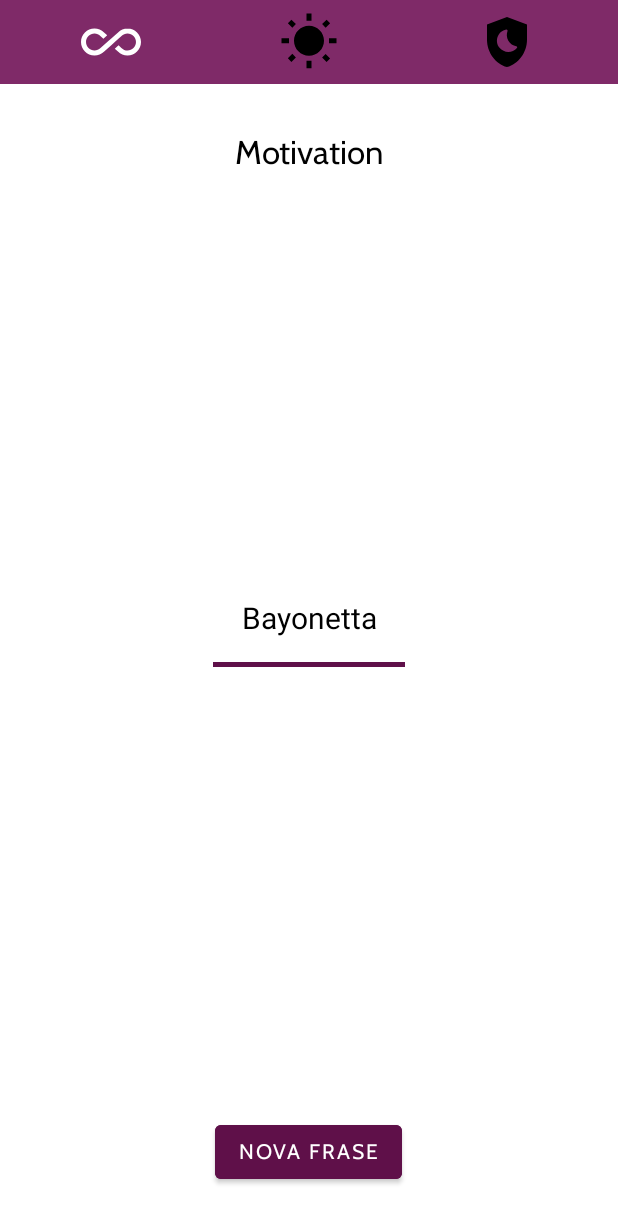
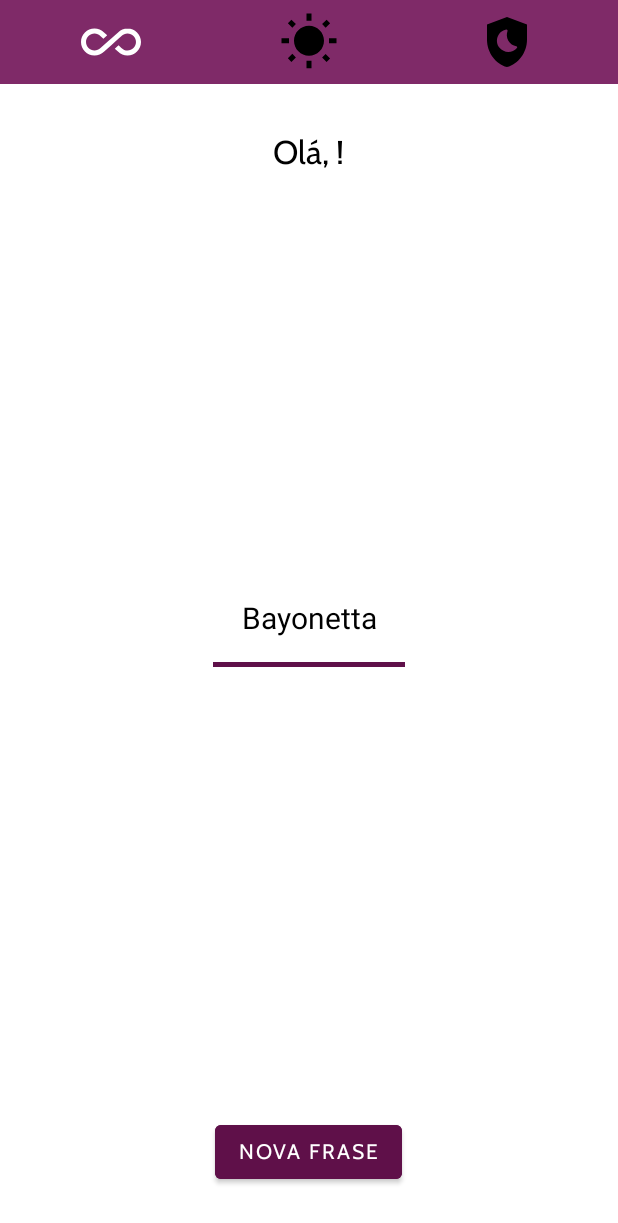
Before and after one commit to MikhaelVinicius/AppKotlinFrasesBayonetta, an Android app: the MainActivity screen opened directly, with no data from a screen before it, on a phone screen of 412 x 824 dp. Shown: the top 1223 px of the screen. Run offline under Robolectric (Android 15) with nearby library versions, the phone set to English and light mode, and no system bars.

Commit message:
Salvamento de nome

```diff
--- a/app/src/main/java/com/example/motivationbayonetta/MainActivity.kt
+++ b/app/src/main/java/com/example/motivationbayonetta/MainActivity.kt
@@ -19,6 +19,9 @@ class MainActivity : AppCompatActivity(), View.OnClickListener {
 
         supportActionBar?.hide()
 
+        handleUserName()
+
+
         binding.buttonNewPhrase.setOnClickListener(this)
     }
 
@@ -26,4 +29,10 @@ class MainActivity : AppCompatActivity(), View.OnClickListener {
         if(view.id == R.id.button_new_phrase){
             var s = ""}
     }
+
+    private fun handleUserName(){
+        val name = SecurityPreferences(this).getString("USER_NAME")
+
+        binding.textUserName.text = "Olá, $name!"
+    }
 }
--- /dev/null
+++ b/app/src/main/java/com/example/motivationbayonetta/SecurityPreferences.kt
@@ -0,0 +1,17 @@
+package com.example.motivationbayonetta
+
+import android.content.Context
+import android.content.SharedPreferences
+
+class SecurityPreferences(context: Context) {
+    private val security: SharedPreferences =
+        context.getSharedPreferences("Motivation", Context.MODE_PRIVATE)
+
+    fun storeString(key:String, str:String) {
+        security.edit().putString(key, str).apply()
+    }
+
+    fun getString(key: String): String {
+        return security.getString(key,"")?: ""
+    }
+}
--- a/app/src/main/java/com/example/motivationbayonetta/UserActivity.kt
+++ b/app/src/main/java/com/example/motivationbayonetta/UserActivity.kt
@@ -1,11 +1,15 @@
 package com.example.motivationbayonetta
 
+
+import android.content.Context
 import android.content.Intent
+import android.content.SharedPreferences
 import androidx.appcompat.app.AppCompatActivity
 import android.os.Bundle
 import android.view.View
 import android.widget.Toast
 import com.example.motivationbayonetta.databinding.ActivityUserBinding
+import com.example.motivationbayonetta.SecurityPreferences
 
 class UserActivity : AppCompatActivity(), View.OnClickListener {
 
@@ -32,8 +36,12 @@ class UserActivity : AppCompatActivity(), View.OnClickListener {
     }
 
     private fun handleSave() {
+
         val name = binding.editName.text.toString()
         if (name != "") {
+
+            SecurityPreferences(this).storeString("USER_NAME", name)
+
             startActivity(Intent(this, MainActivity::class.java))
             finish()
 
--- a/app/src/main/res/layout/activity_main.xml
+++ b/app/src/main/res/layout/activity_main.xml
@@ -38,6 +38,7 @@
      </LinearLayout>
 
     <TextView
+        android:id="@+id/text_user_name"
         android:textColor="@color/black"
         android:fontFamily="@font/cabin"
         android:text="@string/app_name"
--- a/app/src/main/res/layout/activity_user.xml
+++ b/app/src/main/res/layout/activity_user.xml
@@ -10,6 +10,7 @@
     tools:context=".UserActivity">
 
      <TextView
+
          android:textColor="@color/white"
          android:layout_centerHorizontal="true"
          android:layout_width="wrap_content"
```
